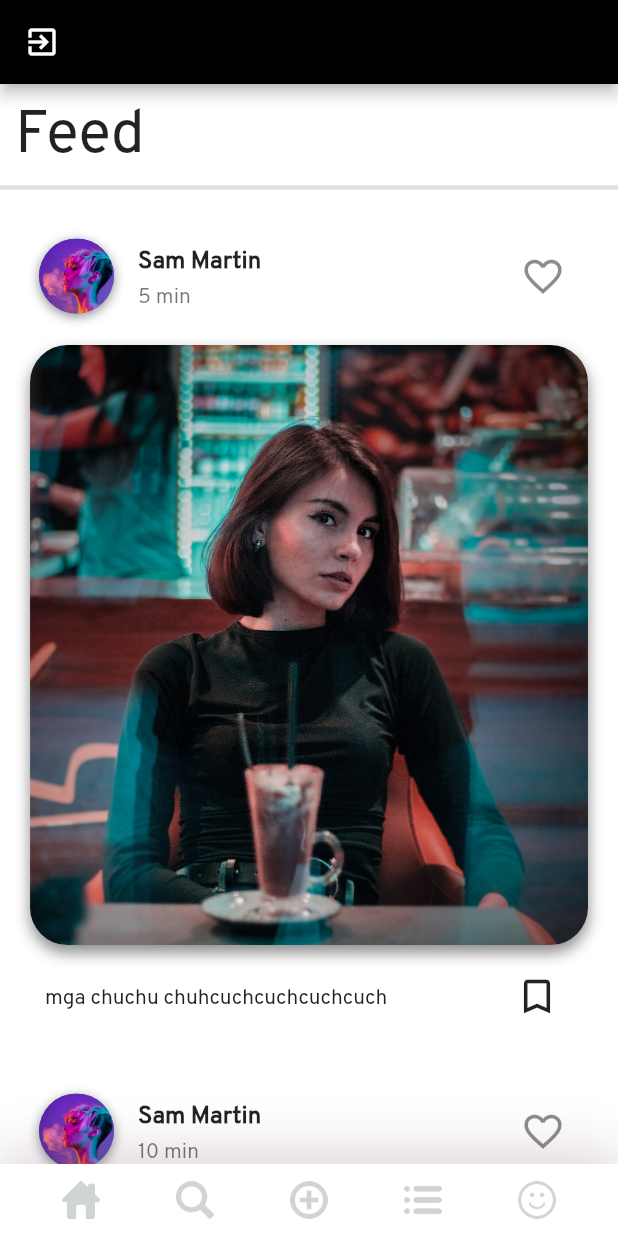
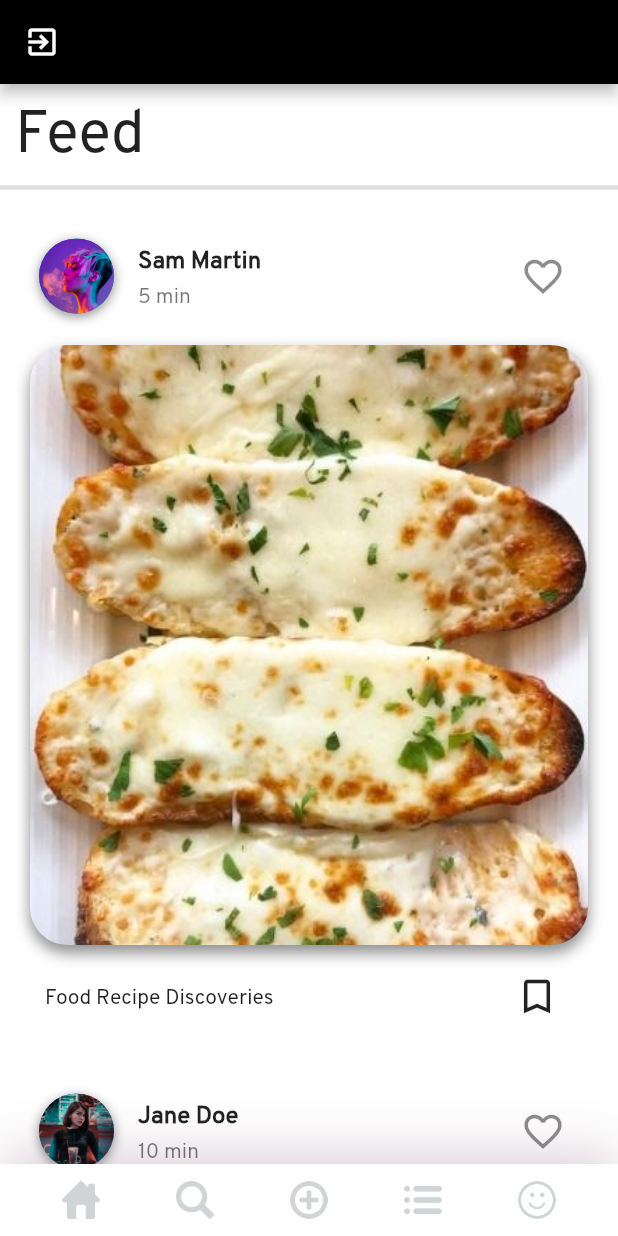
Before and after one commit to jmtaranza/Recipe-app, a Flutter app: the Feed screen opened directly, on a phone screen of 412 x 824 dp. Run offline on Flutter 3.47's test engine with Material 2 defaults, Android fonts, the phone set to English and light mode, and no system bars; our stand-ins replace cloud_firestore, firebase_auth, firebase_storage, flutter_image_compress, flutter_spinkit, google_sign_in and 8 more; accounts and stored records are empty.

Commit message:
partial arranged design

```diff
--- a/lib/models/post_model.dart
+++ b/lib/models/post_model.dart
@@ -17,13 +17,13 @@ final List<Post> posts = [
     authorName: 'Sam Martin',
     authorImageUrl: 'assets/images/user0.png',
     timeAgo: '5 min',
-    imageUrl: 'assets/images/post0.jpg',
+    imageUrl: 'assets/images/garlicbread.jpg',
   ),
   Post(
-    authorName: 'Sam Martin',
-    authorImageUrl: 'assets/images/user0.png',
+    authorName: 'Jane Doe',
+    authorImageUrl: 'assets/images/post0.jpg',
     timeAgo: '10 min',
-    imageUrl: 'assets/images/post1.jpg',
+    imageUrl: 'assets/images/macandcheese.jpg',
   ),
 ];
 
--- a/lib/views/feed.dart
+++ b/lib/views/feed.dart
@@ -106,7 +106,7 @@ class _FeedState extends State<Feed> {
                     child: Row(
                       mainAxisAlignment: MainAxisAlignment.spaceBetween,
                       children: <Widget>[
-                        Text('mga chuchu chuhcuchcuchcuchcuch'),
+                        Text('Food Recipe Discoveries'),
                         IconButton(
                           icon: Icon(Icons.bookmark_border),
                           iconSize: 30.0,
--- a/lib/views/publishrecipe.dart
+++ b/lib/views/publishrecipe.dart
@@ -112,7 +112,7 @@ class _PublishRecipeState extends State<PublishRecipe> {
             child: Column(
               children: <Widget>[
                 SizedBox(
-                  height: 20,
+                  height: 80,
                 ),
                 Container(
                   child: GestureDetector(
--- a/lib/views/search.dart
+++ b/lib/views/search.dart
@@ -17,6 +17,9 @@ class _SearchState extends State<Search> {
       create: (context) => NavItems(),
       child: Scaffold(
         appBar: AppBar(
+          leading: Icon(
+            Icons.arrow_back,
+          ),
           elevation: 0,
           backgroundColor: Colors.grey.shade200,
           title: TextFormField(
```
Also changed, not shown: assets/images/post1.jpg (deleted).
